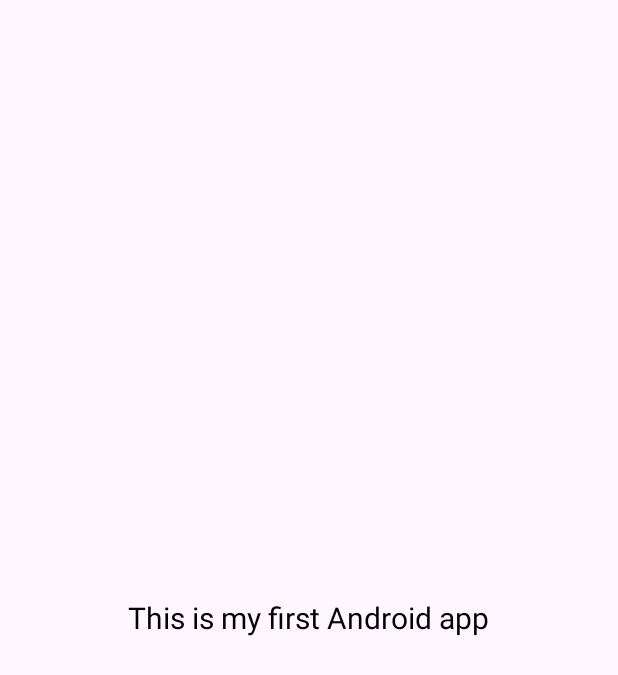
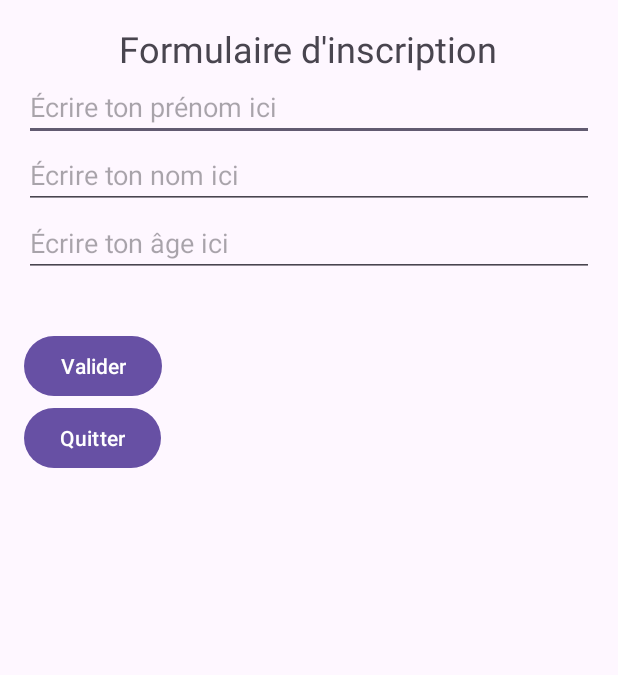
Before and after one commit to AkremHaddad/AndroidStudio, an Android app: the screen it shows after launch (MainActivity), on a phone screen of 412 x 824 dp. Shown: the top 675 px of the screen. Run offline under Robolectric (Android 15) with nearby library versions, the phone set to English and light mode, and no system bars.

Commit message:
create a small form

```diff
--- a/app/src/main/java/com/example/tp0/MainActivity.java
+++ b/app/src/main/java/com/example/tp0/MainActivity.java
@@ -1,24 +1,59 @@
 package com.example.tp0;
 
 import android.os.Bundle;
-
-import androidx.activity.EdgeToEdge;
+import android.view.View;
+import android.widget.Button;
+import android.widget.EditText;
+import android.widget.TextView;
+import android.widget.Toast;
 import androidx.appcompat.app.AppCompatActivity;
-import androidx.core.graphics.Insets;
-import androidx.core.view.ViewCompat;
-import androidx.core.view.WindowInsetsCompat;
 
 public class MainActivity extends AppCompatActivity {
+
+    private EditText editTextPrenom;
+    private EditText editTextNom;
+    private EditText editTextAge;
+    private TextView textViewMessage;
+    private Button buttonValider;
+    private Button buttonQuitter;
 
     @Override
     protected void onCreate(Bundle savedInstanceState) {
         super.onCreate(savedInstanceState);
-        EdgeToEdge.enable(this);
-        setContentView(R.layout.activity_main);
-        ViewCompat.setOnApplyWindowInsetsListener(findViewById(R.id.main), (v, insets) -> {
-            Insets systemBars = insets.getInsets(WindowInsetsCompat.Type.systemBars());
-            v.setPadding(systemBars.left, systemBars.top, systemBars.right, systemBars.bottom);
-            return insets;
+        setContentView(R.layout.activity_form); // Change to your layout file name
+
+        // Initialize views
+        editTextPrenom = findViewById(R.id.editTextPrenom);
+        editTextNom = findViewById(R.id.editTextNom);
+        editTextAge = findViewById(R.id.editTextAge);
+        textViewMessage = findViewById(R.id.textViewMessage);
+        buttonValider = findViewById(R.id.buttonValider);
+        buttonQuitter = findViewById(R.id.buttonQuitter);
+
+        // Set onClick listener for the Valider button
+        buttonValider.setOnClickListener(new View.OnClickListener() {
+            @Override
+            public void onClick(View v) {
+                // Get user input
+                String prenom = editTextPrenom.getText().toString();
+                String nom = editTextNom.getText().toString();
+                String age = editTextAge.getText().toString();
+
+                // Display message in the TextView
+                textViewMessage.setText("Bonjour " + prenom + " " + nom + " " + age);
+
+                // Display Toast message
+                Toast.makeText(MainActivity.this, "C’est ok", Toast.LENGTH_SHORT).show();
+            }
+        });
+
+        // Set onClick listener for the Quitter button
+        buttonQuitter.setOnClickListener(new View.OnClickListener() {
+            @Override
+            public void onClick(View v) {
+                // Close the application
+                finish(); // This will close the activity and exit the app
+            }
         });
     }
 }
--- /dev/null
+++ b/app/src/main/res/layout/activity_form.xml
@@ -0,0 +1,51 @@
+<?xml version="1.0" encoding="utf-8"?>
+<LinearLayout xmlns:android="http://schemas.android.com/apk/res/android"
+    android:layout_width="match_parent"
+    android:layout_height="match_parent"
+    android:orientation="vertical"
+    android:padding="16dp">
+
+    <TextView
+        android:layout_width="wrap_content"
+        android:layout_height="wrap_content"
+        android:text="Formulaire d'inscription"
+        android:textSize="24sp"
+        android:layout_gravity="center"/>
+
+    <EditText
+        android:id="@+id/editTextPrenom"
+        android:layout_width="match_parent"
+        android:layout_height="wrap_content"
+        android:hint="Écrire ton prénom ici"/>
+
+    <EditText
+        android:id="@+id/editTextNom"
+        android:layout_width="match_parent"
+        android:layout_height="wrap_content"
+        android:hint="Écrire ton nom ici"/>
+
+    <EditText
+        android:id="@+id/editTextAge"
+        android:layout_width="match_parent"
+        android:layout_height="wrap_content"
+        android:hint="Écrire ton âge ici"/>
+
+    <TextView
+        android:id="@+id/textViewMessage"
+        android:layout_width="wrap_content"
+        android:layout_height="wrap_content"
+        android:text=""
+        android:layout_marginTop="16dp"/>
+
+    <Button
+        android:id="@+id/buttonValider"
+        android:layout_width="wrap_content"
+        android:layout_height="wrap_content"
+        android:text="Valider"/>
+
+    <Button
+        android:id="@+id/buttonQuitter"
+        android:layout_width="wrap_content"
+        android:layout_height="wrap_content"
+        android:text="Quitter"/>
+</LinearLayout>
--- a/app/src/main/res/layout/activity_main.xml
+++ b/app/src/main/res/layout/activity_main.xml
@@ -4,12 +4,21 @@
     android:layout_height="match_parent"
     android:orientation="vertical"
     android:gravity="center"
-    android:padding="16dp">
+    android:background="#FFEB3B">
 
     <TextView
+        android:id="@+id/welcomeText"
         android:layout_width="wrap_content"
         android:layout_height="wrap_content"
-        android:text="This is my first Android app"
-        android:textSize="20sp"
-        android:textColor="#000000"/>
+        android:text="Soyez les bienvenus à l’FSM"
+        android:textSize="30sp"
+        android:textColor="#FF5722"
+        android:fontFamily="@font/roboto_regular" />
+
+    <Button
+        android:id="@+id/validateButton"
+        android:layout_width="wrap_content"
+        android:layout_height="wrap_content"
+        android:text="Valider"
+        android:layout_marginTop="20dp" />
 </LinearLayout>
```
Also changed, not shown: app/src/main/res/font/Roboto-Regular.ttf (added).
